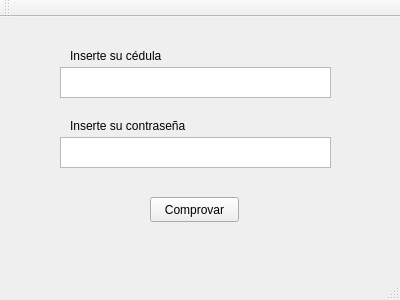
Mrjarkos/2019_1_d3_prc4_CabuyaAlberto_C-rdenasJavier_RoncancioBrayan, file Bank/clientinterface.ui: the form before one commit.
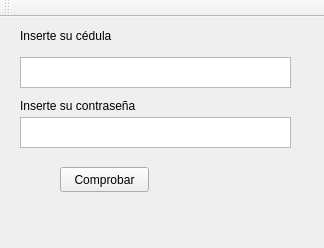
The form after the commit.

The edit to the form file:
```diff
--- a/Bank/clientinterface.ui
+++ b/Bank/clientinterface.ui
@@ -6,19 +6,35 @@
    <rect>
     <x>0</x>
     <y>0</y>
-    <width>400</width>
-    <height>300</height>
+    <width>324</width>
+    <height>248</height>
    </rect>
   </property>
   <property name="windowTitle">
    <string>ClientInterface</string>
   </property>
   <widget class="QWidget" name="centralWidget">
+   <property name="acceptDrops">
+    <bool>true</bool>
+   </property>
+   <widget class="QLabel" name="label_2">
+    <property name="geometry">
+     <rect>
+      <x>20</x>
+      <y>10</y>
+      <width>201</width>
+      <height>17</height>
+     </rect>
+    </property>
+    <property name="text">
+     <string>Inserte su cédula</string>
+    </property>
+   </widget>
    <widget class="QTextEdit" name="textEdit">
     <property name="geometry">
      <rect>
-      <x>60</x>
-      <y>50</y>
+      <x>20</x>
+      <y>40</y>
       <width>271</width>
       <height>31</height>
      </rect>
@@ -27,8 +43,8 @@
    <widget class="QTextEdit" name="textEdit_2">
     <property name="geometry">
      <rect>
-      <x>60</x>
-      <y>120</y>
+      <x>20</x>
+      <y>100</y>
       <width>271</width>
       <height>31</height>
      </rect>
@@ -37,21 +53,21 @@
    <widget class="QPushButton" name="pushButton">
     <property name="geometry">
      <rect>
-      <x>150</x>
-      <y>180</y>
+      <x>60</x>
+      <y>150</y>
       <width>89</width>
       <height>25</height>
      </rect>
     </property>
     <property name="text">
-     <string>Comprovar</string>
+     <string>Comprobar</string>
     </property>
    </widget>
    <widget class="QLabel" name="label">
     <property name="geometry">
      <rect>
-      <x>70</x>
-      <y>100</y>
+      <x>20</x>
+      <y>80</y>
       <width>171</width>
       <height>17</height>
      </rect>
@@ -60,19 +76,6 @@
      <string>Inserte su contraseña</string>
     </property>
    </widget>
-   <widget class="QLabel" name="label_2">
-    <property name="geometry">
-     <rect>
-      <x>70</x>
-      <y>30</y>
-      <width>201</width>
-      <height>17</height>
-     </rect>
-    </property>
-    <property name="text">
-     <string>Inserte su cédula</string>
-    </property>
-   </widget>
   </widget>
   <widget class="QMenuBar" name="menuBar">
    <property name="geometry">
@@ -92,7 +95,6 @@
     <bool>false</bool>
    </attribute>
   </widget>
-  <widget class="QStatusBar" name="statusBar"/>
  </widget>
  <layoutdefault spacing="6" margin="11"/>
  <resources/>
```
Left out of the diff: 2 changed lines with no effect on the pictures.
